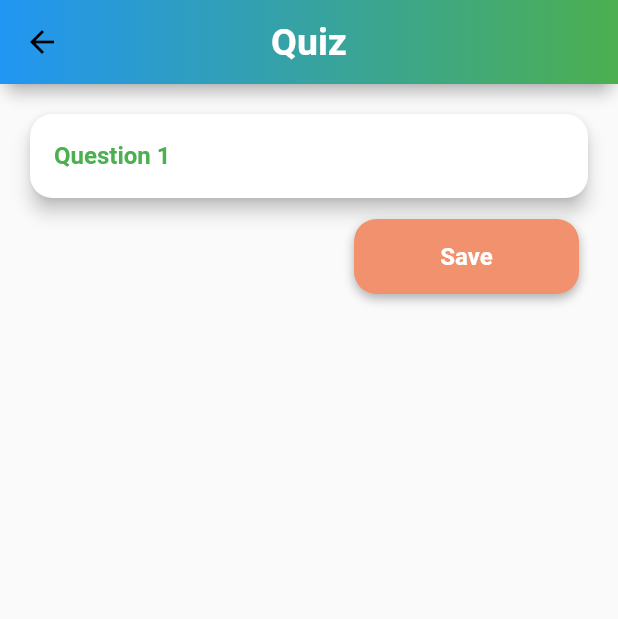
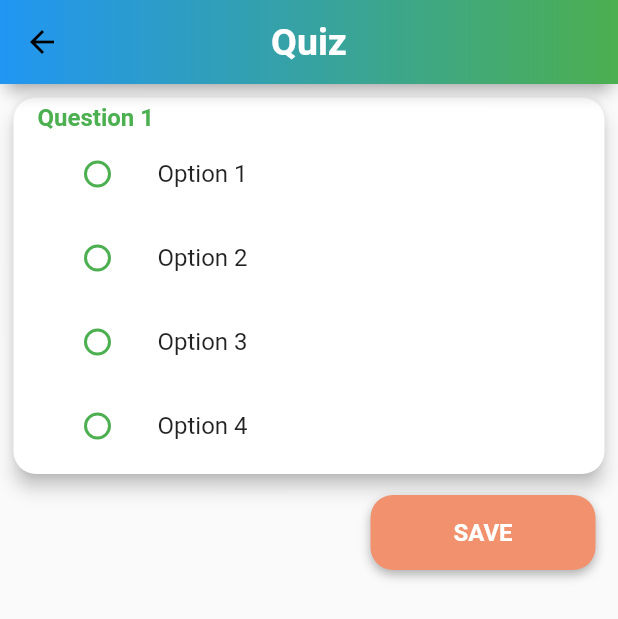
Before and after one commit to Kashannn/MDCAT-APP, a Flutter app: the StartQuiz screen opened directly, on a phone screen of 412 x 824 dp. Shown: the top 619 px of the screen. Run offline on Flutter 3.47's test engine with Material 2 defaults, Android fonts, the phone set to English and light mode, and no system bars; our stand-ins replace animated_notch_bottom_bar, flutter_riverpod, shared_preferences; accounts and stored records are empty; network calls fail.

Commit message:
new classes

```diff
--- a/lib/StartQuiz.dart
+++ b/lib/StartQuiz.dart
@@ -1,5 +1,6 @@
 import 'package:flutter/material.dart';
-import 'package:untitled3/Widget%20.dart';
+
+import 'Widget .dart'; // Assuming you have a valid import for the AnimatedButton
 
 class StartQuiz extends StatefulWidget {
   const StartQuiz({Key? key}) : super(key: key);
@@ -9,6 +10,8 @@ class StartQuiz extends StatefulWidget {
 }
 
 class _StartQuizState extends State<StartQuiz> {
+  int? selectedOption;
+
   @override
   Widget build(BuildContext context) {
     return Scaffold(
@@ -18,7 +21,7 @@ class _StartQuizState extends State<StartQuiz> {
         width: MediaQuery.of(context).size.width,
         child: Center(
           child: ListView(
-            padding: EdgeInsets.all(16),
+            padding: EdgeInsets.all(5),
             children: [
               Card(
                 elevation: 5,
@@ -33,17 +36,40 @@ class _StartQuizState extends State<StartQuiz> {
                       fontWeight: FontWeight.bold,
                     ),
                   ),
+                  subtitle: SingleChildScrollView(
+                    child: Column(
+                      crossAxisAlignment: CrossAxisAlignment.start,
+                      children: [
+                        buildRadioOption(0, 'Option 1'),
+                        buildRadioOption(1, 'Option 2'),
+                        buildRadioOption(2, 'Option 3'),
+                        buildRadioOption(3, 'Option 4'),
+                      ],
+                    ),
+                  ),
                 ),
               ),
-              Column(
-                children: [
-                  AnimatedButton(text: 'Save'),
-
-                ],
-              )],
+              AnimatedButton(text: 'SAVE'),
+            ],
           ),
         ),
       ),
     );
   }
+
+  Widget buildRadioOption(int value, String label) {
+    return ListTile(
+      leading: Radio(
+        fillColor: MaterialStateProperty.all(Colors.green),
+        value: value,
+        groupValue: selectedOption,
+        onChanged: (value) {
+          setState(() {
+            selectedOption = value;
+          });
+        },
+      ),
+      title: Text(label),
+    );
+  }
 }
--- a/pubspec.yaml
+++ b/pubspec.yaml
@@ -37,6 +37,7 @@ dependencies:
   # Use with the CupertinoIcons class for iOS style icons.
   cupertino_icons: ^1.0.2
   http: ^1.1.0
+  shared_preferences: ^2.2.2
 
 dev_dependencies:
   flutter_test:
```
Also changed, not shown: lib/API/CallApi.dart (+22 -6 lines), lib/API/TokenStorage.dart (added, +31 -0 lines), lib/AllQuiz.dart (added, +88 -0 lines), lib/Quiz.dart (+6 -3 lines), lib/chapter.dart (+44 -21 lines), lib/login.dart (+8 -0 lines), pubspec.lock, 1 other file.
